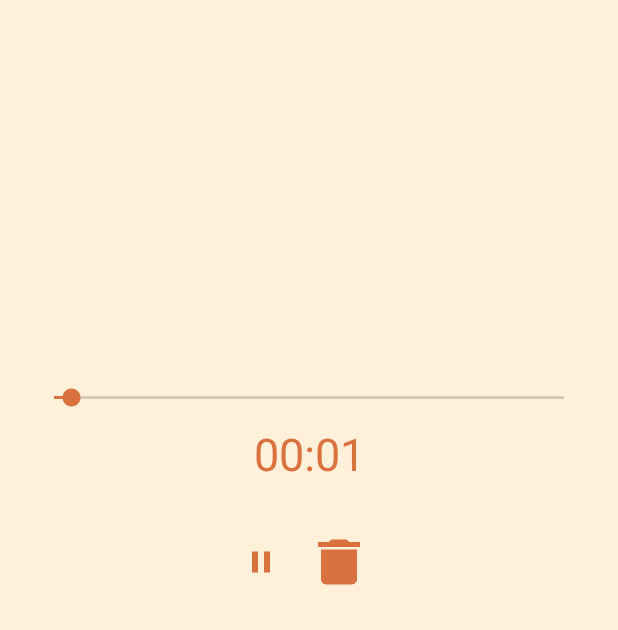
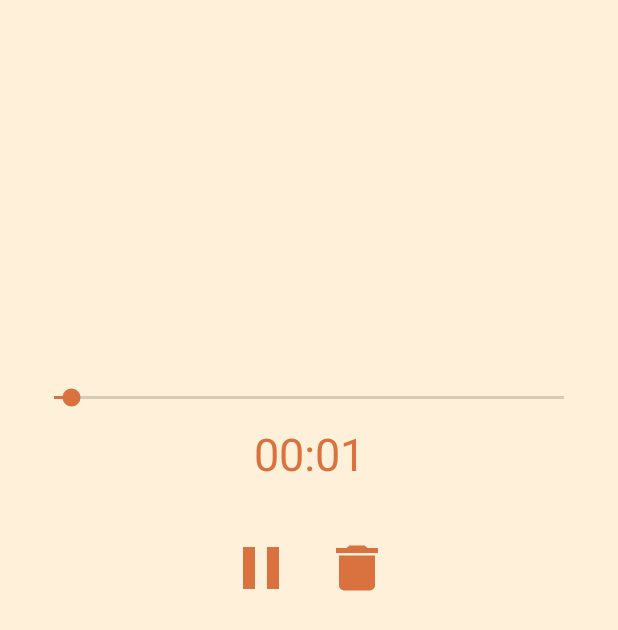
Before and after one commit to jonlai211/Wattson, an Android app: the RecordingPlaybackActivity screen opened directly, with no data from a screen before it, after a tap on "Play", on a phone screen of 412 x 824 dp. Shown: the top 630 px of the screen. Run offline under Robolectric (Android 15) with nearby library versions, the light colour scheme and no system bars.

Commit message:
fix: icon size

```diff
--- a/app/src/main/java/com/example/wattson/RecordingPlaybackActivity.java
+++ b/app/src/main/java/com/example/wattson/RecordingPlaybackActivity.java
@@ -39,12 +39,12 @@ public class RecordingPlaybackActivity extends AppCompatActivity {
             if (!isPlaying) {
                 audioManager.playRecording(recordingFileName);
                 isPlaying = true;
-                playButton.setImageResource(R.drawable.baseline_pause_24);
+                playButton.setImageResource(R.drawable.baseline_pause_48);
                 updateSeekBar();
             } else {
                 audioManager.pausePlayback();
                 isPlaying = false;
-                playButton.setImageResource(R.drawable.baseline_play_arrow_24);
+                playButton.setImageResource(R.drawable.baseline_play_arrow_48);
             }
         });
 
--- /dev/null
+++ b/app/src/main/res/drawable/baseline_pause_48.xml
@@ -0,0 +1,5 @@
+<vector android:height="48dp" android:tint="#000000"
+    android:viewportHeight="24" android:viewportWidth="24"
+    android:width="48dp" xmlns:android="http://schemas.android.com/apk/res/android">
+    <path android:fillColor="@android:color/white" android:pathData="M6,19h4L10,5L6,5v14zM14,5v14h4L18,5h-4z"/>
+</vector>
```
